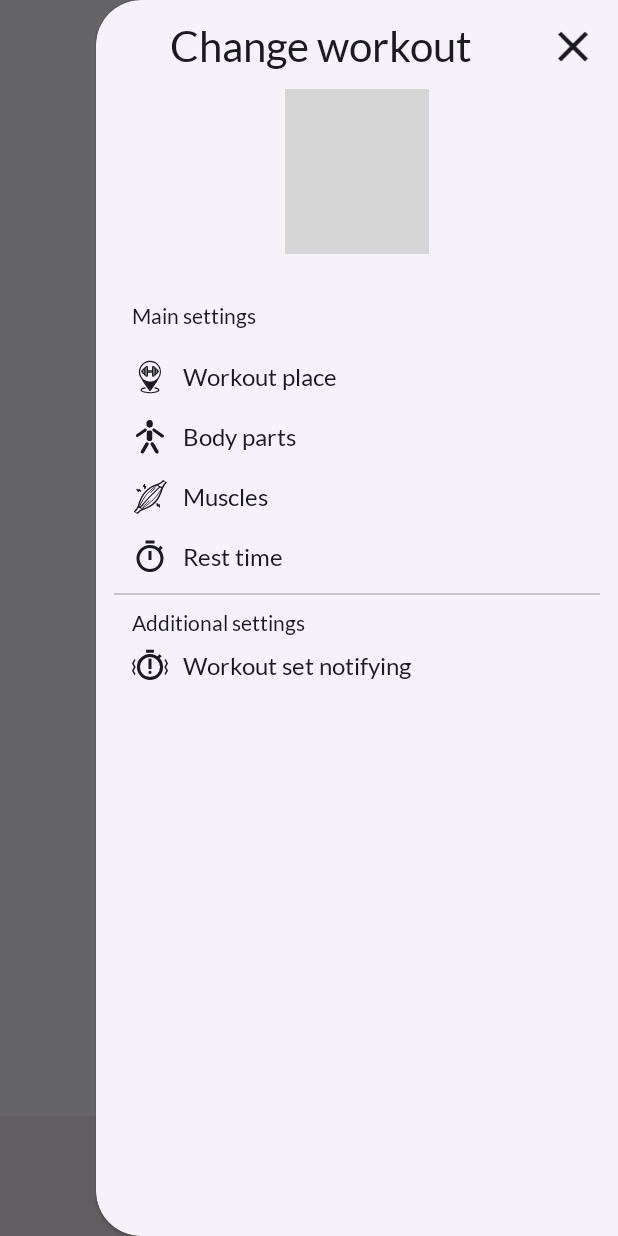
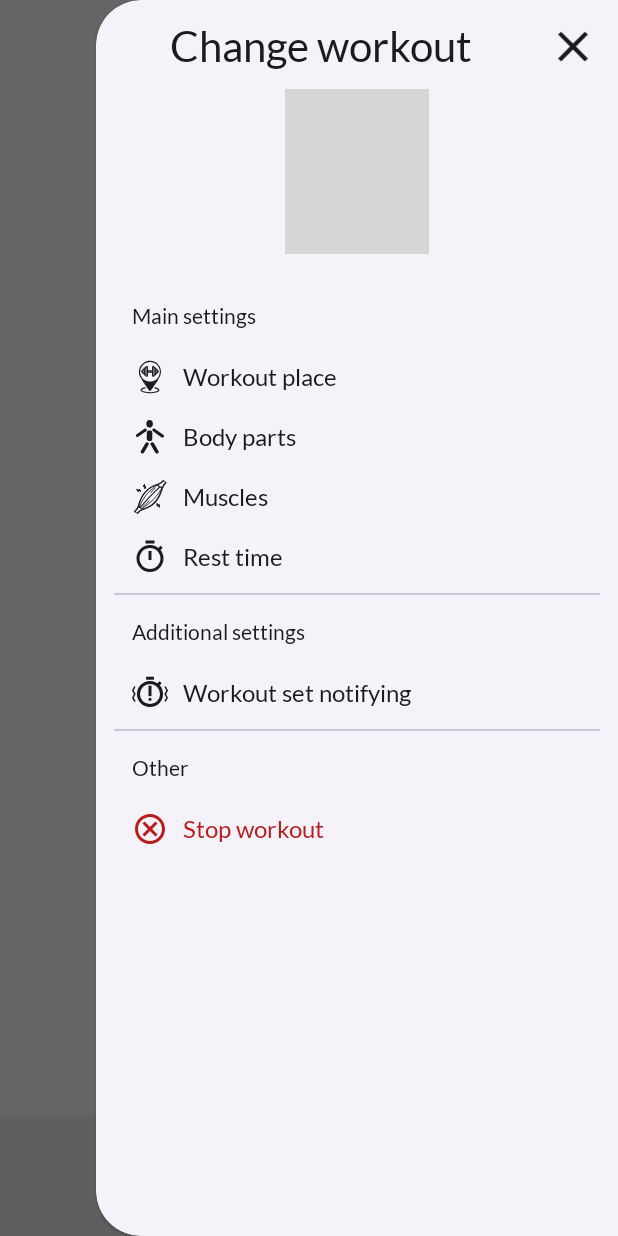
Before and after one commit to djdiidd/TrainingCompanion, an Android app: the screen it shows after launch (MainActivity), with the side drawer open, on a phone screen of 412 x 824 dp. Run offline under Robolectric (Android 15) with nearby library versions, the phone set to English and light mode, and no system bars; our stand-ins replace data binding; Roboto replaces fonts that are not available here; grey boxes are pictures that could not be loaded.

Commit message:
Изначально после начала тренировки будет запускаться секундомер выполнения упражнения (в данном случае разминки);
Добавлена возможность прекращения тренировки из правой панели;

```diff
--- a/app/src/main/java/com/companion/android/workoutcompanion/fragments/MainFragment.kt
+++ b/app/src/main/java/com/companion/android/workoutcompanion/fragments/MainFragment.kt
@@ -76,7 +76,7 @@ class MainFragment : Fragment(), WorkoutStartFSDialog.Callback {
 
     private fun showStartDialog() {
         if (isLargeLayout) {
-            WorkoutStartFSDialog().show(this@MainFragment.parentFragmentManager, DIALOG_START)
+            //WorkoutStartFSDialog().show(this@MainFragment.parentFragmentManager, DIALOG_START)
         } else {
             // The device is smaller, so show the fragment fullscreen
             val transaction = parentFragmentManager.beginTransaction()
@@ -110,7 +110,6 @@ class MainFragment : Fragment(), WorkoutStartFSDialog.Callback {
     override fun onStop() {
         super.onStop()
         Log.d("LF", "F onStop")
-
     }
 
     override fun onDestroy() {
--- a/app/src/main/java/com/companion/android/workoutcompanion/timeutils/CountDownTimer.kt
+++ b/app/src/main/java/com/companion/android/workoutcompanion/timeutils/CountDownTimer.kt
@@ -19,12 +19,13 @@ import androidx.lifecycle.LifecycleOwner
 import com.companion.android.workoutcompanion.R
 import com.companion.android.workoutcompanion.objects.BreakNotifyingMode
 import com.companion.android.workoutcompanion.objects.WorkoutParams
+import com.companion.android.workoutcompanion.timeutils.CountDownService.Companion.TIMER_UPDATED
 
 
 /**
  * Таймер, работающий в качестве сервиса, который использует широкое вещание.
  */
-class CountDownTimer(private val context: Context) {
+class CountDownTimer(private val context: Context) {//=================================================================================================
 
     init {
         addLifeCycleObserver()
@@ -55,10 +56,11 @@ class CountDownTimer(private val context: Context) {
 
     private var isFinished = false // Закончился ли таймер;
 
+    private var isEnabled = true   // Зарегистрирован ли сервис?
+
     // Получатель данных, обновляющий значение времени
     private val timeReceiver: BroadcastReceiver = object : BroadcastReceiver() {
         override fun onReceive(context: Context, intent: Intent) {
-            Log.d("MyTag", "time is $time")
             time = intent.getIntExtra(CountDownService.TIME_EXTRA, 0)
             handleCurrentTime()
         }
@@ -125,7 +127,8 @@ class CountDownTimer(private val context: Context) {
     fun detachUI() {
         clockProgressBar = null
         clockTextView = null
-        animator.cancel()
+        if (this::animator.isInitialized)
+            animator.cancel()
     }
 
     /**
@@ -138,6 +141,15 @@ class CountDownTimer(private val context: Context) {
         isFinished = false
         return this
     }
+
+    /**
+     * Полная остановка таймера;
+     */
+    fun stopAndUnregister() {
+        stop(); isEnabled = false
+        context.unregisterReceiver(timeReceiver)
+    }
+
 
     /**
      * Интерфейс, функция которого будет вызвана при завершении таймера;
@@ -223,10 +235,16 @@ class CountDownTimer(private val context: Context) {
                 "startTime is 0. \nPossible problem: " +
                         "Time was not selected automatically"
             )
+        if (!isEnabled) {
+            context.registerReceiver(timeReceiver,
+                IntentFilter(TIMER_UPDATED))
+            isEnabled = true
+        }
         serviceIntent.putExtra(CountDownService.TIME_EXTRA, time)
         context.startService(serviceIntent)
         isGoing = true
         restoreProgressBar()
+        notifyingSignalCount = getSignalCountOfTime()
     }
 
     /**
@@ -234,7 +252,7 @@ class CountDownTimer(private val context: Context) {
      * после которого будет прекращен
      */
     private fun stop() {
-        animator.pause()
+        if (this::animator.isInitialized) animator.pause()
         context.stopService(serviceIntent)
         isGoing = false
     }
@@ -258,7 +276,7 @@ class CountDownTimer(private val context: Context) {
                 super.onResume(owner)
                 context.registerReceiver(
                     timeReceiver,
-                    IntentFilter(CountDownService.TIMER_UPDATED)
+                    IntentFilter(TIMER_UPDATED)
                 )
             }
 
@@ -347,4 +365,4 @@ class CountDownTimer(private val context: Context) {
     }
 
 
-}//=================================================================================================
+}
--- a/app/src/main/java/com/companion/android/workoutcompanion/timeutils/ExerciseStopwatch.kt
+++ b/app/src/main/java/com/companion/android/workoutcompanion/timeutils/ExerciseStopwatch.kt
@@ -4,6 +4,8 @@ import android.text.Editable
 import android.text.TextWatcher
 import android.widget.ProgressBar
 import android.widget.TextView
+import java.util.*
+import kotlin.collections.ArrayList
 
 class ExerciseStopwatch(
     private var listeningView: TextView,
@@ -14,18 +16,20 @@ class ExerciseStopwatch(
     private val exerciseTime: ArrayList<Int> = arrayListOf()
 
     private val updateTimeWatcher = object : TextWatcher {
+        val id = UUID.randomUUID()
         override fun beforeTextChanged(p0: CharSequence?, p1: Int, p2: Int, p3: Int) {}
+        override fun afterTextChanged(p0: Editable?) {}
         override fun onTextChanged(p0: CharSequence?, p1: Int, p2: Int, p3: Int) {
             textView?.text = getTimeInFormatMMSS(time)
             time++
         }
-        override fun afterTextChanged(p0: Editable?) {}
-
     }
 
     var time: Int = 0
 
-    fun start() { startFrom(0) }
+    fun start() {
+        startFrom(0)
+    }
 
     fun startFrom(start: Int) {
         if (start < 0) throw Exception("start time cannot be negative")
@@ -54,19 +58,23 @@ class ExerciseStopwatch(
         }
     }
 
-    fun getExerciseTimeOf(index: Int) : Int {
+    fun getExerciseTimeOf(index: Int): Int {
         if (index in exerciseTime.indices) {
             return exerciseTime[index]
         } else {
-            throw Exception("Trying to get exercise time of " +
-                    "$index exercise which is not executed")
+            throw Exception(
+                "Trying to get exercise time of " +
+                        "$index exercise which is not executed"
+            )
         }
     }
 
-    fun getExerciseTimeOfLast() : Int {
+    fun getExerciseTimeOfLast(): Int {
         if (exerciseTime.isEmpty())
-            throw NullPointerException("Trying to get exercise time of last" +
-                    "exercise when exerciseTime is empty")
+            throw NullPointerException(
+                "Trying to get exercise time of last" +
+                        "exercise when exerciseTime is empty"
+            )
         return exerciseTime.last()
     }
 
@@ -74,20 +82,28 @@ class ExerciseStopwatch(
         if (index in exerciseTime.indices) {
             exerciseTime[index] = value
         } else {
-            throw Exception("Trying to get exercise time of " +
-                    "$index exercise which is not executed")
+            throw Exception(
+                "Trying to get exercise time of " +
+                        "$index exercise which is not executed"
+            )
         }
     }
 
     fun attachUI(listening_tv: TextView, tv: TextView?, pb: ProgressBar?) {
-        listeningView= listening_tv; textView = tv; progressBar = pb
+        listeningView = listening_tv; textView = tv; progressBar = pb
         textView?.text = getTimeInFormatMMSS(time)
+    }
+
+    fun detachUI() {
+        textView = null; progressBar = null
     }
 
     fun setExerciseTimeOfLast(value: Int) {
         if (exerciseTime.isEmpty())
-            throw NullPointerException("Trying to get exercise time of last" +
-                    "exercise when exerciseTime is empty")
+            throw NullPointerException(
+                "Trying to get exercise time of last" +
+                        "exercise when exerciseTime is empty"
+            )
         exerciseTime[exerciseTime.lastIndex] = value
     }
 
--- a/app/src/main/java/com/companion/android/workoutcompanion/timeutils/Stopwatch.kt
+++ b/app/src/main/java/com/companion/android/workoutcompanion/timeutils/Stopwatch.kt
@@ -24,13 +24,14 @@ class Stopwatch(private val context: Context) {
         addLifeCycleObserver()
     }
 
-    private var generalTime: Int = -1 // Общее время (в секундах)
+    private var generalTime: Int = 0 // Общее время (в секундах)
     private var timeIsGoing = false   // Идет ли счет времени
 
     private val clockView: TextView? = (context as Activity).findViewById(R.id.general_clock)
     private val pauseResumeButton: AppCompatImageButton =
         (context as Activity).findViewById(R.id.pause_resume_button)
 
+    private var isEnabled: Boolean = true
 
     /** Идет ли счет времени */
     fun isGoing() = timeIsGoing
@@ -63,14 +64,12 @@ class Stopwatch(private val context: Context) {
     }
 
     /**
-     * Объект, который будет сохранять полученное
-     * значение и отображать его на экране
+     * Полная остановка секундомера;
      */
-    private val newTimeReceiver: BroadcastReceiver = object : BroadcastReceiver() {
-        override fun onReceive(context: Context, intent: Intent) {
-            generalTime = intent.getIntExtra(StopwatchService.TIME_EXTRA, 0)
-            updateText()
-        }
+    fun stopAndUnregister() {
+        stop()
+        isEnabled = false
+        context.unregisterReceiver(newTimeReceiver)
     }
 
     /**
@@ -83,10 +82,27 @@ class Stopwatch(private val context: Context) {
     }
 
     /**
+     * Объект, который будет сохранять полученное
+     * значение и отображать его на экране
+     */
+    private val newTimeReceiver: BroadcastReceiver = object : BroadcastReceiver() {
+        override fun onReceive(context: Context, intent: Intent) {
+            generalTime = intent.getIntExtra(StopwatchService.TIME_EXTRA, 0)
+            updateText()
+        }
+    }
+
+    /**
      * Запуск секундомера посредством запуска сервиса
      * с переданным интентом в виде значения текущего времени
      */
     private fun start() {
+        if (!isEnabled) {
+            context.registerReceiver(newTimeReceiver,
+                IntentFilter(StopwatchService.TIMER_UPDATED))
+            generalTime = 0
+            isEnabled = true
+        }
         pauseResumeButton.setImageResource(R.drawable.ic_pause)
         serviceIntent.putExtra(StopwatchService.TIME_EXTRA, generalTime)
         context.startService(serviceIntent)
--- a/app/src/main/java/com/companion/android/workoutcompanion/timeutils/StopwatchService.kt
+++ b/app/src/main/java/com/companion/android/workoutcompanion/timeutils/StopwatchService.kt
@@ -3,6 +3,7 @@ package com.companion.android.workoutcompanion.timeutils
 import android.app.Service
 import android.content.Intent
 import android.os.IBinder
+import android.util.Log
 import java.util.TimerTask
 import java.util.Timer
 
@@ -40,7 +41,7 @@ class StopwatchService : Service() {
         // Переопределяем действия, которые будут происходит каждую секунду
         override fun run() {
             val intent = Intent(TIMER_UPDATED)
-            time++ // Обновляем полученное время на секунду
+            ++time // Обновляем полученное время на секунду
             intent.putExtra(TIME_EXTRA, time)
             // Отправляем интент с временем, который будет получен
             sendBroadcast(intent) //  в TimeViewModel.updateTime (Receiver)
--- a/app/src/main/java/com/companion/android/workoutcompanion/viewmodels/WorkoutViewModel.kt
+++ b/app/src/main/java/com/companion/android/workoutcompanion/viewmodels/WorkoutViewModel.kt
@@ -179,7 +179,6 @@ class WorkoutViewModel : ViewModel() {
 
     /** Сохранение переданных мышц */
     fun saveSelectedMuscles(array: Array<Boolean>) {
-        Log.d("MyTag", "Array Saved")
         whichMuscleSelected = array
     }
 
--- /dev/null
+++ b/app/src/main/res/drawable/stop_workout_24.xml
@@ -0,0 +1,10 @@
+<vector xmlns:android="http://schemas.android.com/apk/res/android"
+    android:width="24dp"
+    android:height="24dp"
+    android:tint="?attr/colorControlNormal"
+    android:viewportWidth="24"
+    android:viewportHeight="24">
+    <path
+        android:fillColor="@android:color/white"
+        android:pathData="M12,2C6.47,2 2,6.47 2,12s4.47,10 10,10 10,-4.47 10,-10S17.53,2 12,2zM12,20c-4.41,0 -8,-3.59 -8,-8s3.59,-8 8,-8 8,3.59 8,8 -3.59,8 -8,8zM15.59,7L12,10.59 8.41,7 7,8.41 10.59,12 7,15.59 8.41,17 12,13.41 15.59,17 17,15.59 13.41,12 17,8.41z" />
+</vector>
--- a/app/src/main/res/layout/activity_main.xml
+++ b/app/src/main/res/layout/activity_main.xml
@@ -83,8 +83,8 @@
             android:layout_width="wrap_content"
             android:layout_height="match_parent"
             android:layout_gravity="end"
+            android:background="@color/md_theme_surface"
             app:drawerLayoutCornerSize="30dp"
-            android:background="@color/md_theme_surface"
             app:headerLayout="@layout/side_header">
 
             <!-- Тело бокового меню -->
@@ -319,8 +319,7 @@
                     <TextView
                         android:layout_width="match_parent"
                         android:layout_height="wrap_content"
-                        android:layout_marginLeft="12dp"
-                        android:layout_marginTop="6dp"
+                        android:layout_margin="12dp"
                         android:text="@string/title_additional_settings"
                         android:textColor="@color/md_theme_onSurface" />
 
@@ -344,6 +343,7 @@
                         android:layout_width="match_parent"
                         android:layout_height="wrap_content"
                         android:layout_marginStart="50dp"
+                        android:layout_marginBottom="4dp"
                         android:visibility="gone">
 
                         <!-- Подпункт динамичного меню -->
@@ -390,6 +390,42 @@
 
                     </androidx.constraintlayout.widget.ConstraintLayout>
 
+                    <com.google.android.material.divider.MaterialDivider
+                        android:layout_width="wrap_content"
+                        android:layout_height="wrap_content"
+                        android:layout_marginTop="4dp"
+                        android:layout_marginRight="12dp"
+                        android:layout_marginBottom="4dp" />
+
+                    <TextView
+                        android:layout_width="match_parent"
+                        android:layout_height="wrap_content"
+                        android:layout_margin="12dp"
+                        android:text="@string/title_other"
+                        android:textColor="@color/md_theme_onSurface" />
+
+                    <!-- Элемент, отвечающий за прекращение тренировки -->
+                    <TextView
+                        android:id="@+id/sub_menu_stop_stop_workout"
+                        android:layout_width="match_parent"
+                        android:layout_height="40dp"
+                        android:layout_marginLeft="12dp"
+                        android:drawableStart="@drawable/stop_workout_24"
+                        android:drawablePadding="10dp"
+                        android:drawableTint="@color/md_theme_error"
+                        android:gravity="center_vertical"
+                        android:text="@string/stop_workout"
+                        android:textColor="@color/md_theme_error"
+                        android:textSize="16sp" />
+
+                    <!-- Вкладка для подтверждения тренировки -->
+                    <androidx.constraintlayout.widget.ConstraintLayout
+                        android:id="@+id/side_menu_stop_workout_submit"
+                        android:layout_width="match_parent"
+                        android:layout_height="wrap_content"
+                        android:layout_marginStart="50dp"
+                        android:visibility="gone"/>
+
                 </LinearLayout>
 
             </androidx.core.widget.NestedScrollView>
--- a/app/src/main/res/values/strings.xml
+++ b/app/src/main/res/values/strings.xml
@@ -87,6 +87,7 @@
     <string name="change_rest_time">Rest time</string>
     <string name="change_training_place">Change training place</string>
     <string name="title_additional_settings">Additional settings</string>
+    <string name="title_other">Other</string>
     <string name="workout_set_notifying">Workout set notifying</string>
     <!-- Диалог изменения времени -->
     <string name="title_change_rest_time">Rest time changing</string>
@@ -124,4 +125,6 @@
     <string name="side_menu_reselected_ws_item_vibration">vibrations</string>
     <string name="side_menu_reselected_ws_item_animation">animations</string>
 
+    <string name="stop_workout">Stop workout</string>
+
 </resources>
```
Also changed, not shown: app/src/main/java/com/companion/android/workoutcompanion/activities/MainActivity.kt (+76 -14 lines), app/src/main/java/com/companion/android/workoutcompanion/dialogs/WorkoutStartFSDialog.kt (+40 -10 lines).
